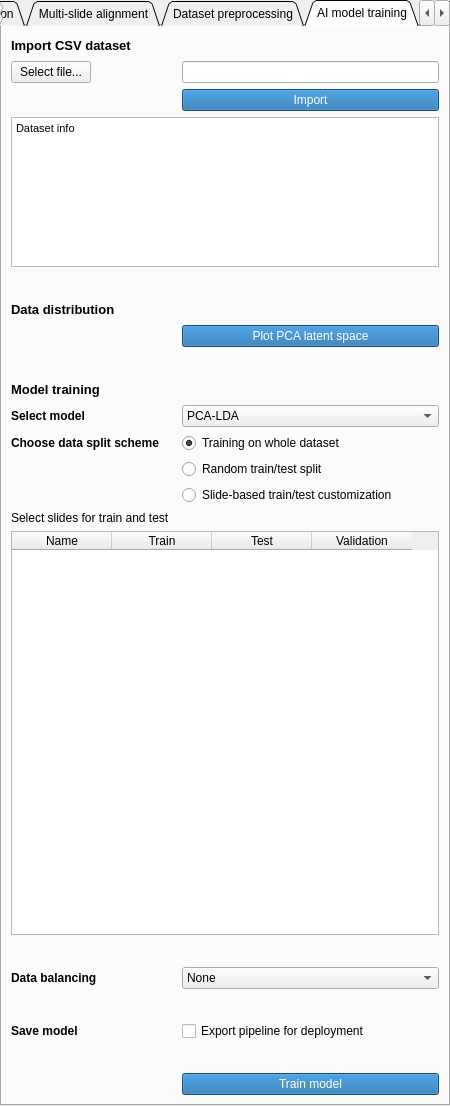
jamzad/SlicerMassVision, file MassVision/Resources/UI/MassVision.ui: the form before one commit.
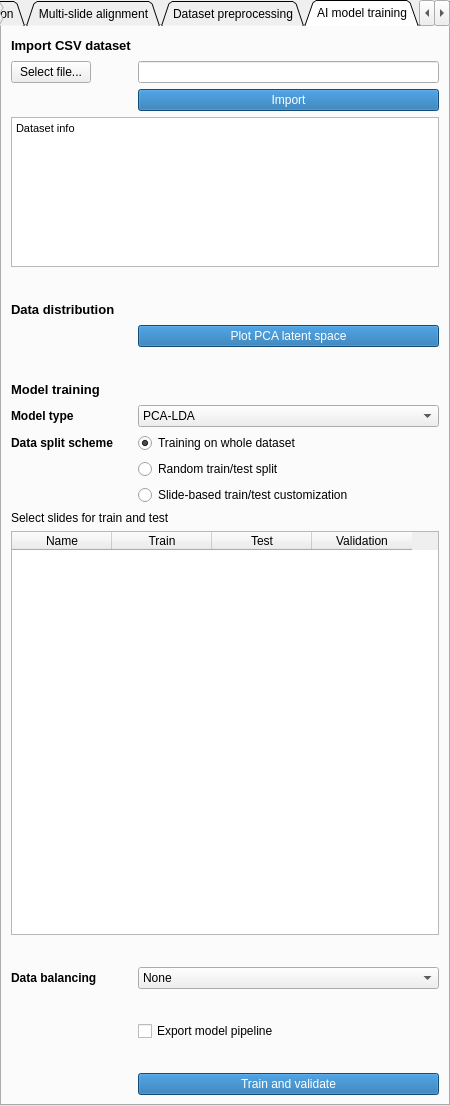
The form after the commit. The open tabs and pages were chosen to show the change.

The edit to the form file:
```diff
--- a/MassVision/Resources/UI/MassVision.ui
+++ b/MassVision/Resources/UI/MassVision.ui
@@ -1913,7 +1913,7 @@
        <string notr="true"/>
       </property>
       <property name="text">
-       <string>Select model</string>
+       <string>Model type</string>
       </property>
      </widget>
     </item>
@@ -1953,7 +1953,7 @@
        <string notr="true"/>
       </property>
       <property name="text">
-       <string>Choose data split scheme     </string>
+       <string>Data split scheme</string>
       </property>
      </widget>
     </item>
@@ -2111,14 +2111,14 @@
        <string notr="true"/>
       </property>
       <property name="text">
-       <string>Save model</string>
+       <string/>
       </property>
      </widget>
     </item>
     <item row="25" column="1">
      <widget class="QCheckBox" name="saveModelcheckBox">
       <property name="text">
-       <string>Export pipeline for deployment</string>
+       <string>Export model pipeline</string>
       </property>
       <property name="checked">
        <bool>false</bool>
@@ -2148,7 +2148,7 @@
 color: rgb(255, 255, 255);</string>
       </property>
       <property name="text">
-       <string>Train model</string>
+       <string>Train and validate</string>
       </property>
      </widget>
     </item>
```
Left out of the diff: 12 changed lines with no effect on the pictures.
